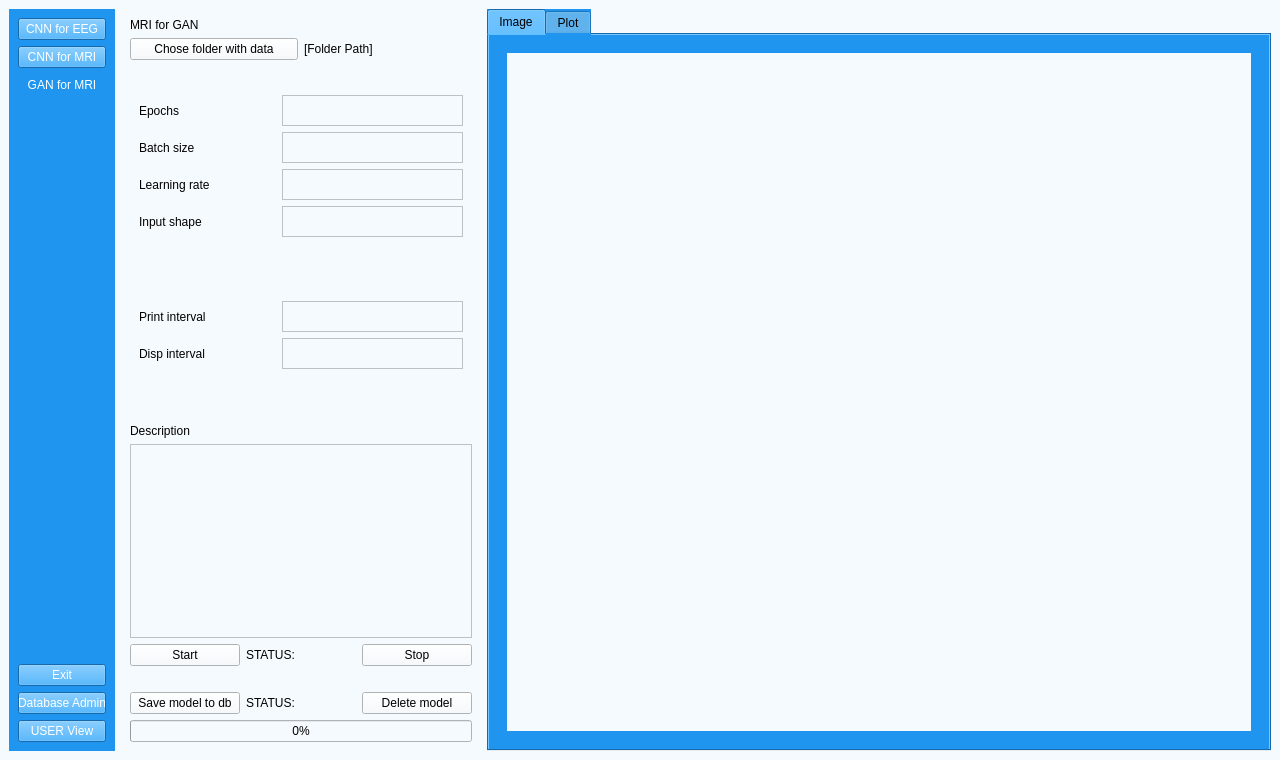
matimusial/ADHDPredictorApp, file UI/aUI_projekt_GAN.ui: the form before one commit.
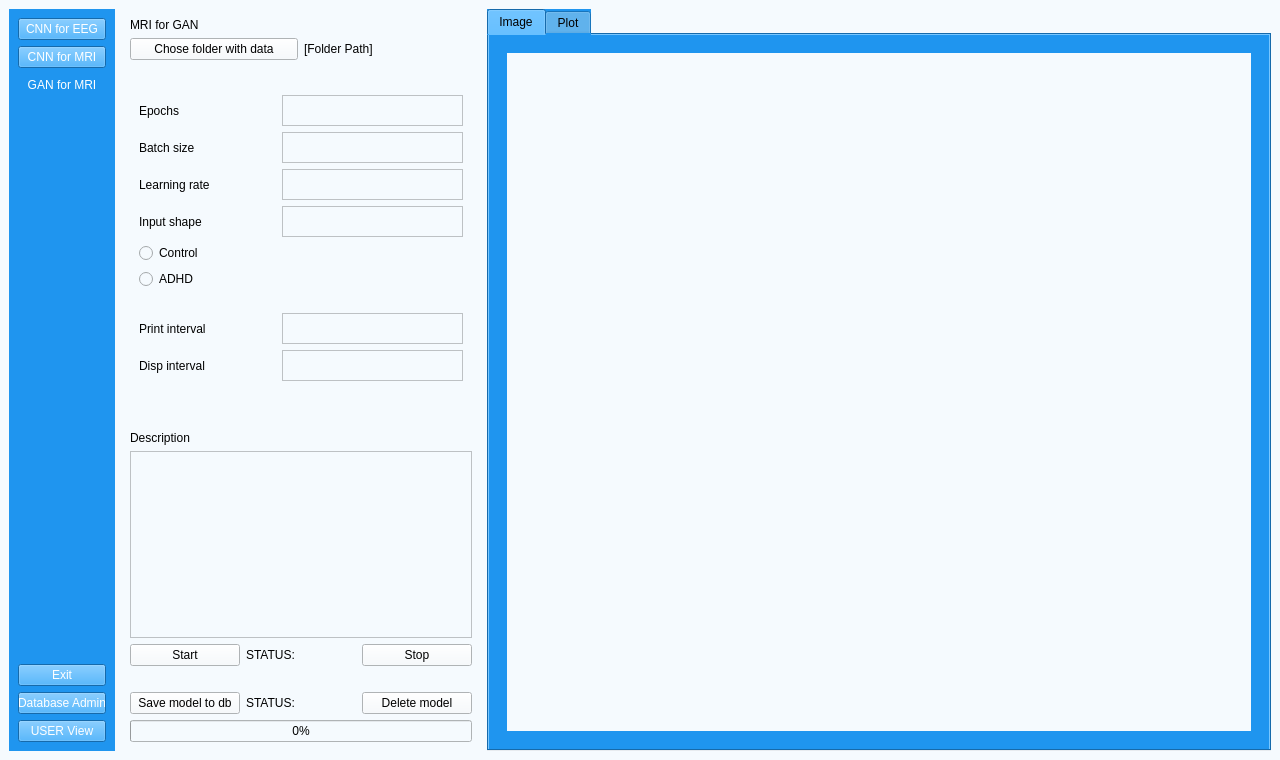
The form after the commit. Icons and pictures are not drawn.

Commit message: GAN zminny

What changed in the file:
```diff
--- a/UI/aUI_projekt_GAN.ui
+++ b/UI/aUI_projekt_GAN.ui
@@ -307,22 +307,23 @@
                   </item>
                  </layout>
                 </item>
+                <item>
+                 <widget class="QRadioButton" name="radioButton_Control">
+                  <property name="text">
+                   <string>Control</string>
+                  </property>
+                 </widget>
+                </item>
+                <item>
+                 <widget class="QRadioButton" name="radioButton_ADHD">
+                  <property name="text">
+                   <string>ADHD</string>
+                  </property>
+                 </widget>
+                </item>
                </layout>
               </widget>
              </item>
-             <item>
-              <spacer name="verticalSpacer_2">
-               <property name="orientation">
-                <enum>Qt::Vertical</enum>
-               </property>
-               <property name="sizeHint" stdset="0">
-                <size>
-                 <width>20</width>
-                 <height>40</height>
-                </size>
-               </property>
-              </spacer>
-             </item>
              <item>
               <widget class="QWidget" name="widget_3" native="true">
                <layout class="QVBoxLayout" name="verticalLayout_7">
```
Left out of the diff: 4 changed lines with no effect on the pictures. The commit also changes 2 other files.
